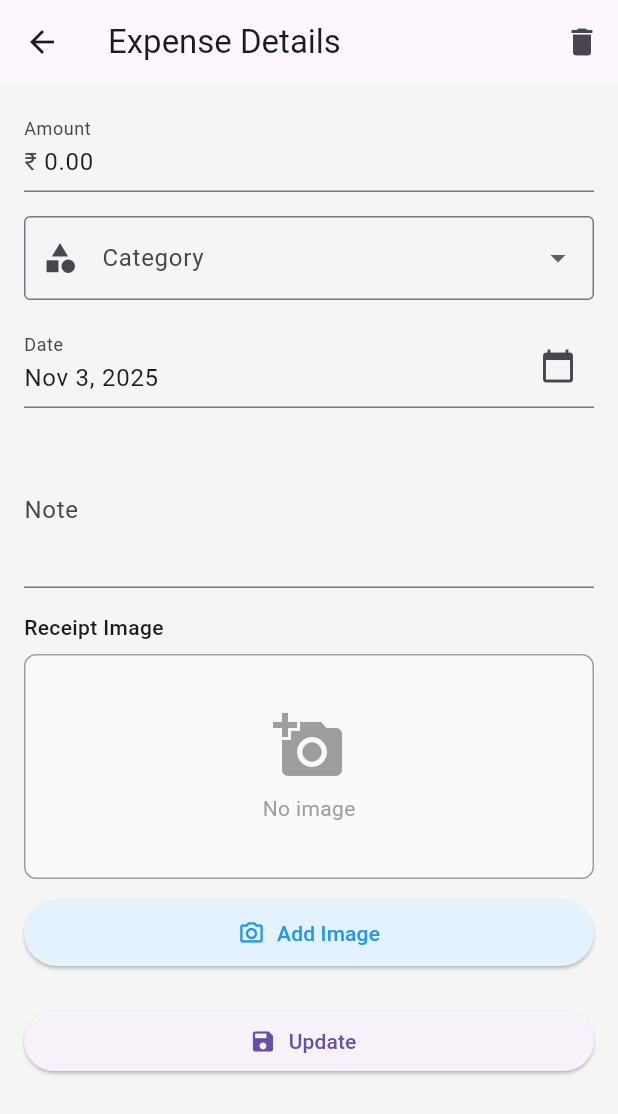
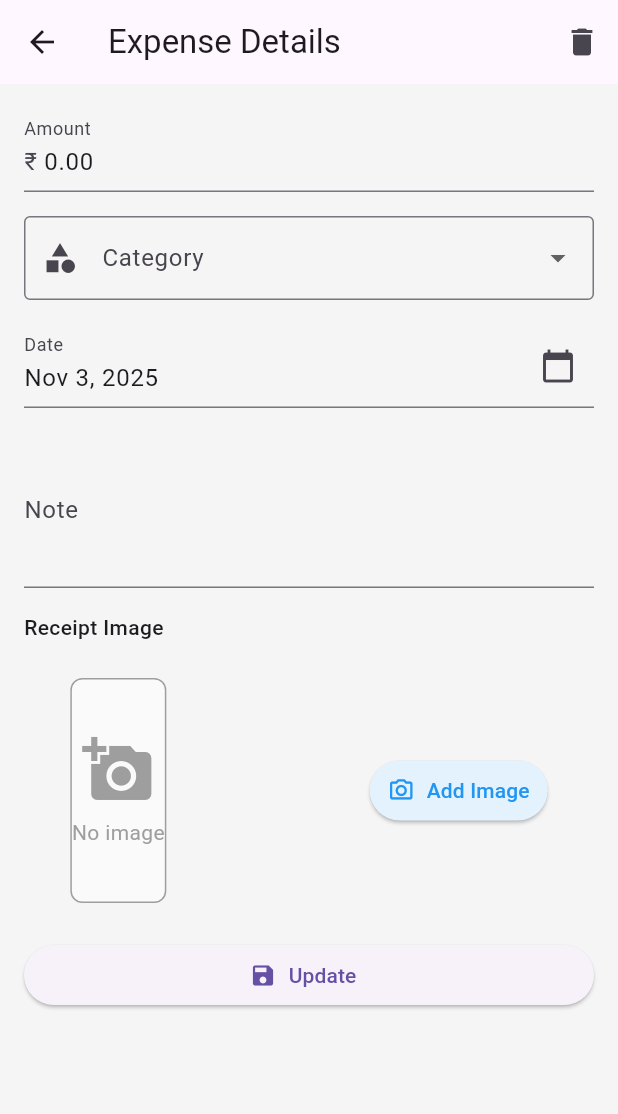
Before and after one commit to vprabhu/flutter-expense-tracker, a Flutter app: the ExpenseDetailsScreen screen opened directly with empty values, after a tap on the "edit" icon, on a phone screen of 412 x 824 dp. Shown: the top 1114 px of the screen. Run offline on Flutter 3.47's test engine with Material 3 defaults, Android fonts, the phone set to English and light mode, and no system bars; our stand-ins replace cloud_firestore, firebase_auth, firebase_core, firebase_storage, flutter_riverpod, google_sign_in and 1 more; accounts and stored records are empty.

Commit message:
refactor: Adjust layout for receipt image section
This commit refactors the layout of the receipt image section in the `expense_details_screen.dart` to improve its structure and visual alignment.

- **Layout Structure**: The `Stack` containing the receipt image and the "Retake Image" button are now wrapped in a `Row` widget. This places the button beside the image instead of below it.
- **Spacing**:
    - Increased vertical spacing from `8` to `24` above the receipt image section.
    - Adjusted button padding to `symmetric(horizontal: 12, vertical: 8)` for a more compact appearance.
    - Removed an extra `SizedBox` that was previously between the image and the button.
- **Code Cleanup**: Removed a redundant `Row` widget that was empty.

```diff
--- a/lib/screens/expense_details_screen.dart
+++ b/lib/screens/expense_details_screen.dart
@@ -440,14 +440,11 @@ class _ExpenseDetailsScreenState extends ConsumerState<ExpenseDetailsScreen> {
             'Receipt Image',
             style: TextStyle(fontWeight: FontWeight.w500),
           ),
-          const SizedBox(height: 8),
+          const SizedBox(height: 24),
           // Single image slot that overrides based on state
           Row(
           mainAxisAlignment: MainAxisAlignment.spaceAround,
           children: [
-
-          ],
-          ),
             Stack(
               children: [
                 // Determine and show the active image with optional loading overlay
@@ -459,7 +456,6 @@ class _ExpenseDetailsScreenState extends ConsumerState<ExpenseDetailsScreen> {
                       imageWidget = Image.network(
                         _editedReceiptUrl!,
                         height: 150,
-
                         fit: BoxFit.cover,
                         loadingBuilder: (context, child, loadingProgress) {
                           if (loadingProgress == null) return child;
@@ -562,8 +558,8 @@ class _ExpenseDetailsScreenState extends ConsumerState<ExpenseDetailsScreen> {
                 ),
               ],
             ),
+            const SizedBox(width: 12),
 
-          const SizedBox(height: 12),
             // Retake button - always visible to trigger picker/upload
             ElevatedButton.icon(
               onPressed: _updateReceiptImage,
@@ -579,8 +575,10 @@ class _ExpenseDetailsScreenState extends ConsumerState<ExpenseDetailsScreen> {
               style: ElevatedButton.styleFrom(
                 backgroundColor: Colors.blue[50],
                 foregroundColor: Colors.blue,
-              padding: const EdgeInsets.symmetric(vertical: 12),
+                padding: const EdgeInsets.symmetric(horizontal: 12, vertical: 8),
               ),
+            ),
+          ],
           ),
           const SizedBox(height: 24),
           ElevatedButton.icon(
```
Lines whose indentation alone changed are shown as unchanged.
